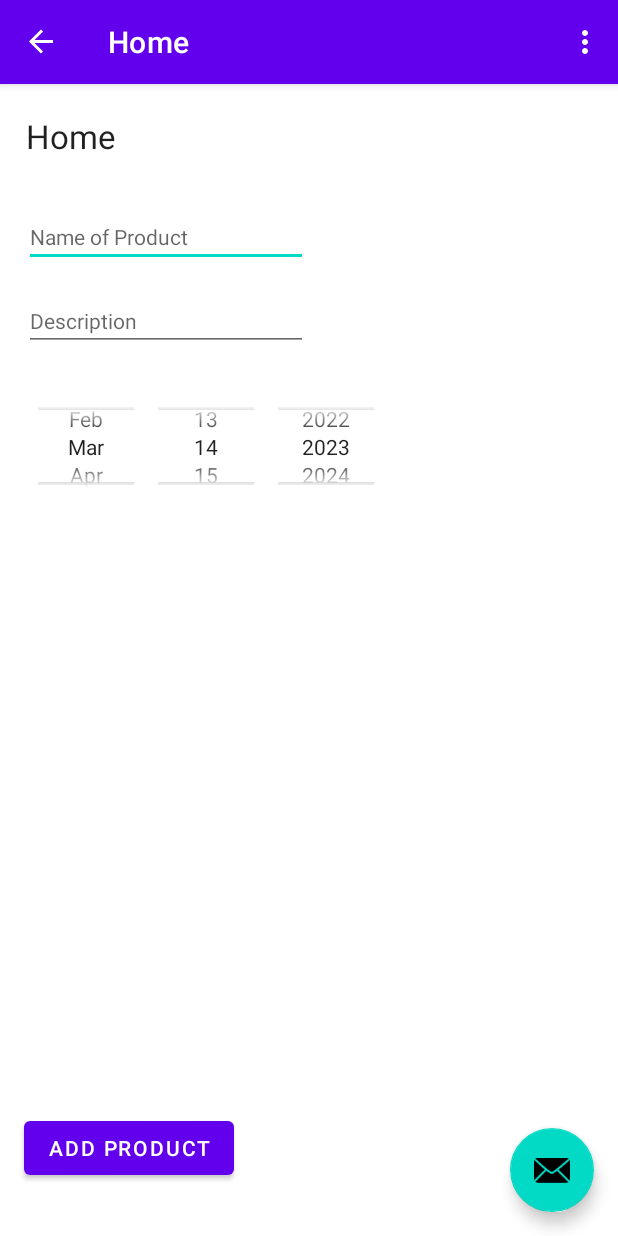
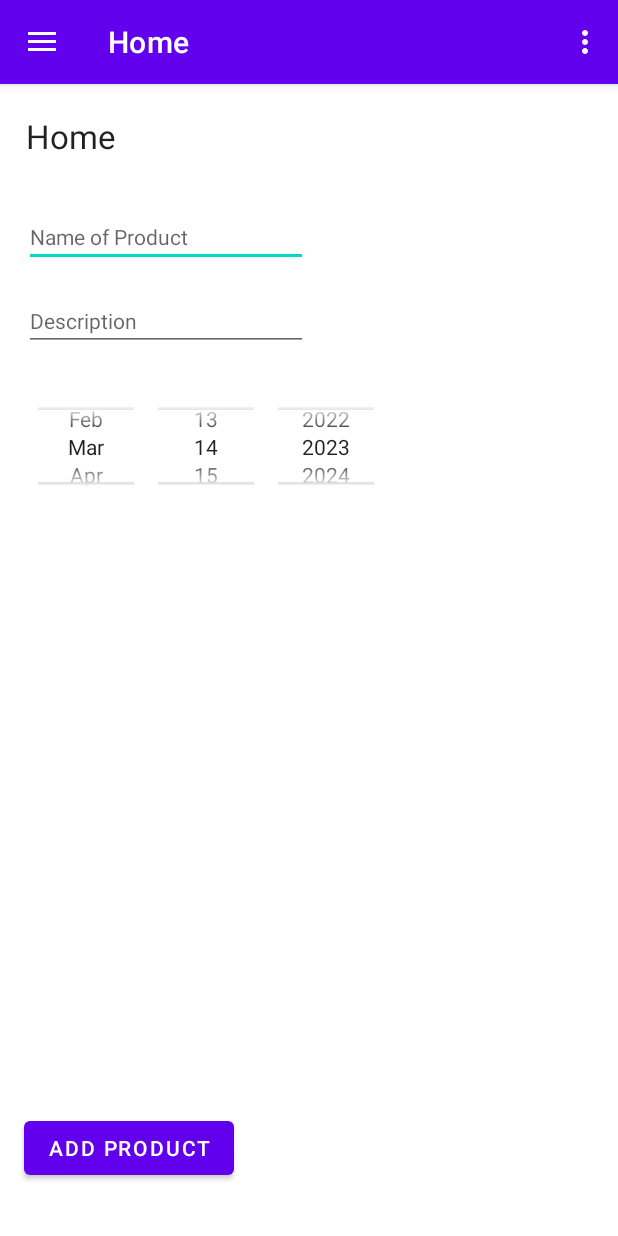
Before and after one commit to Tony122300/ShoppingApp, an Android app: the screen it shows after launch (Home), on a phone screen of 412 x 824 dp. Run offline under Robolectric (Android 15) with nearby library versions, the phone set to English and light mode, and no system bars; our stand-ins replace Timber, navigation-ui.

Commit message:
"nav fixed"

```diff
--- a/app/src/main/java/ie/wit/shoppingapp/activities/Home.kt
+++ b/app/src/main/java/ie/wit/shoppingapp/activities/Home.kt
@@ -26,16 +26,14 @@ class Home : AppCompatActivity() {
         setSupportActionBar(toolbar)
 
         val navHostFragment = supportFragmentManager.
-        findFragmentById(R.id.nav_host_fragment_content_main) as NavHostFragment
+                findFragmentById(R.id.nav_host_fragment_content_main) as NavHostFragment
         val navController = navHostFragment.navController
 
         val navView = homeBinding.navView
         navView.setupWithNavController(navController)
 
-        appBarConfiguration = AppBarConfiguration(setOf(
-            R.id.home, R.id.list), drawerLayout)
+        appBarConfiguration = AppBarConfiguration(setOf(R.id.ProductsFragment,R.id.listFragment), drawerLayout)
         setupActionBarWithNavController(navController, appBarConfiguration)
-
     }
     override fun onSupportNavigateUp(): Boolean {
         val navController = findNavController(R.id.nav_host_fragment_content_main)
--- a/app/src/main/java/ie/wit/shoppingapp/ui/addProducts/ProductsFragment.kt
+++ b/app/src/main/java/ie/wit/shoppingapp/ui/addProducts/ProductsFragment.kt
@@ -3,7 +3,6 @@ package ie.wit.shoppingapp.ui.addProducts
 import android.os.Bundle
 import android.view.*
 import android.widget.DatePicker
-import android.widget.TextView
 import android.widget.Toast
 import androidx.fragment.app.Fragment
 import androidx.lifecycle.Observer
@@ -28,23 +27,24 @@ class ProductsFragment : Fragment() {
     override fun onCreate(savedInstanceState: Bundle?) {
         super.onCreate(savedInstanceState)
         storeApp = StoreModel()
-        //app = activity?.application as DonationXApp
+        store = activity?.application as StoreApp
         setHasOptionsMenu(true)
         //navController = Navigation.findNavController(activity!!, R.id.nav_host_fragment)
     }
 
     override fun onCreateView(
-        inflater: LayoutInflater,
-        container: ViewGroup?,
+        inflater: LayoutInflater, container: ViewGroup?,
         savedInstanceState: Bundle?
     ): View? {
         _binding = FragmentProductsBinding.inflate(inflater, container, false)
         val root = binding.root
         activity?.title = getString(R.string.addButton)
         productsViewModel = ViewModelProvider(this).get(ProductsViewModel::class.java)
-        productsViewModel.observableStatus.observe(viewLifecycleOwner, Observer {
-                status -> status?.let { render(status) }
+        productsViewModel.observableStatus.observe(
+            viewLifecycleOwner,
+            Observer { status -> status?.let { render(status) }
         })
+
         val datePicker = view?.findViewById<DatePicker>(R.id.date_Picker)
         val today = Calendar.getInstance()
         if (datePicker != null) {
@@ -97,14 +97,13 @@ class ProductsFragment : Fragment() {
         }
     }
 
-
-    override fun onDestroyView() {
-        super.onDestroyView()
-        _binding = null
+    override fun onResume() {
+        super.onResume()
     }
 
+
     override fun onCreateOptionsMenu(menu: Menu, inflater: MenuInflater) {
-        inflater.inflate(R.menu.menu_store, menu)
+        inflater.inflate(R.menu.menu_add, menu)
         super.onCreateOptionsMenu(menu, inflater)
     }
 
@@ -120,7 +119,10 @@ class ProductsFragment : Fragment() {
                 arguments = Bundle().apply {}
             }
     }
-    override fun onResume() {
-        super.onResume()
+
+
+    override fun onDestroyView() {
+        super.onDestroyView()
+        _binding = null
     }
 }
--- a/app/src/main/res/layout/app_bar_main.xml
+++ b/app/src/main/res/layout/app_bar_main.xml
@@ -22,13 +22,4 @@
 
     <include layout="@layout/content_main" />
 
-    <com.google.android.material.floatingactionbutton.FloatingActionButton
-        android:id="@+id/fab"
-        android:layout_width="wrap_content"
-        android:layout_height="wrap_content"
-        android:layout_gravity="bottom|end"
-        android:layout_marginEnd="@dimen/fab_margin"
-        android:layout_marginBottom="16dp"
-        app:srcCompat="@android:drawable/ic_dialog_email" />
-
 </androidx.coordinatorlayout.widget.CoordinatorLayout>
--- a/app/src/main/res/layout/home.xml
+++ b/app/src/main/res/layout/home.xml
@@ -20,5 +20,6 @@
         android:layout_height="match_parent"
         android:layout_gravity="start"
         android:fitsSystemWindows="true"
-        app:headerLayout="@layout/nav_header_main" />
+        app:headerLayout="@layout/nav_header_main"
+        app:menu="@menu/activity_main_drawer"/>
 </androidx.drawerlayout.widget.DrawerLayout>
--- a/app/src/main/res/layout/nav_header_main.xml
+++ b/app/src/main/res/layout/nav_header_main.xml
@@ -14,8 +14,8 @@
 
     <ImageView
         android:id="@+id/imageView"
-        android:layout_width="wrap_content"
-        android:layout_height="wrap_content"
+        android:layout_width="100dp"
+        android:layout_height="100dp"
         android:contentDescription="@string/nav_header_desc"
         android:paddingTop="@dimen/nav_header_vertical_spacing"
         app:srcCompat="@mipmap/ic_launcher_round" />
--- a/app/src/main/res/menu/activity_main_drawer.xml
+++ b/app/src/main/res/menu/activity_main_drawer.xml
@@ -5,16 +5,16 @@
 
     <group android:checkableBehavior="single">
         <item
-            android:id="@+id/home"
+            android:id="@+id/ProductsFragment"
             android:icon="@drawable/ic_menu_camera"
-            android:title="@string/menu_home" />
+            android:title="@string/add" />
         <item
-            android:id="@+id/list"
+            android:id="@+id/listFragment"
             android:icon="@drawable/ic_menu_gallery"
-            android:title="@string/menu_gallery" />
+            android:title="@string/list" />
         <item
             android:id="@+id/nav_slideshow"
             android:icon="@drawable/ic_menu_slideshow"
-            android:title="@string/menu_slideshow" />
+            android:title="@string/action_settings" />
     </group>
 </menu>
--- a/app/src/main/res/menu/menu_store.xml
+++ b/app/src/main/res/menu/menu_add.xml
@@ -3,8 +3,8 @@
     xmlns:android="http://schemas.android.com/apk/res/android">
 
     <item
-        android:id="@+id/listProducts"
+        android:id="@+id/listFragment"
         android:orderInCategory="100"
-        android:title="@string/action_list"
+        android:title="@string/list"
         app:showAsAction="never" />
 </menu>
--- a/app/src/main/res/menu/main.xml
+++ b/app/src/main/res/menu/menu_list.xml
@@ -2,8 +2,8 @@
 <menu xmlns:android="http://schemas.android.com/apk/res/android"
     xmlns:app="http://schemas.android.com/apk/res-auto">
     <item
-        android:id="@+id/action_settings"
+        android:id="@+id/add"
         android:orderInCategory="100"
-        android:title="@string/action_settings"
+        android:title="@string/add"
         app:showAsAction="never" />
 </menu>
--- a/app/src/main/res/navigation/mobile_navigation.xml
+++ b/app/src/main/res/navigation/mobile_navigation.xml
@@ -12,16 +12,18 @@
         tools:layout="@layout/fragment_products" >
         <action
             android:id="@+id/action_ProductsFragment_to_listProducts"
-            app:destination="@id/listProducts" />
+            app:destination="@id/listFragment"
+            app:enterAnim="@anim/nav_default_enter_anim"
+            app:exitAnim="@anim/nav_default_exit_anim" />
     </fragment>
 
     <fragment
-        android:id="@+id/listProducts"
+        android:id="@+id/listFragment"
         android:name="ie.wit.shoppingapp.ui.list.ListFragment"
         android:label="@string/menu_gallery"
         tools:layout="@layout/fragment_list" >
         <action
-            android:id="@+id/action_listProducts_to_ProductsFragment"
+            android:id="@+id/action_listFragment_to_ProductsFragment"
             app:destination="@id/ProductsFragment" />
     </fragment>
 
--- a/app/src/main/res/values-night/themes.xml
+++ b/app/src/main/res/values-night/themes.xml
@@ -1,16 +1,25 @@
 <resources xmlns:tools="http://schemas.android.com/tools">
     <!-- Base application theme. -->
-    <style name="Theme.ShoppingApp" parent="Theme.MaterialComponents.DayNight.DarkActionBar">
+    <style name="Theme.ShoppingApp" parent="Theme.MaterialComponents.DayNight.NoActionBar">
         <!-- Primary brand color. -->
-        <item name="colorPrimary">@color/purple_200</item>
+        <item name="colorPrimary">@color/purple_500</item>
         <item name="colorPrimaryVariant">@color/purple_700</item>
-        <item name="colorOnPrimary">@color/black</item>
+        <item name="colorOnPrimary">@color/white</item>
         <!-- Secondary brand color. -->
         <item name="colorSecondary">@color/teal_200</item>
-        <item name="colorSecondaryVariant">@color/teal_200</item>
+        <item name="colorSecondaryVariant">@color/teal_700</item>
         <item name="colorOnSecondary">@color/black</item>
         <!-- Status bar color. -->
         <item name="android:statusBarColor">?attr/colorPrimaryVariant</item>
         <!-- Customize your theme here. -->
     </style>
+
+    <style name="Theme.ShoppingApp.NoActionBar">
+        <item name="windowActionBar">false</item>
+        <item name="windowNoTitle">true</item>
+    </style>
+
+    <style name="Theme.ShoppingApp.AppBarOverlay" parent="ThemeOverlay.AppCompat.Dark.ActionBar" />
+
+    <style name="Theme.ShoppingApp.PopupOverlay" parent="ThemeOverlay.AppCompat.Light" />
 </resources>
--- a/app/src/main/res/values/dimens.xml
+++ b/app/src/main/res/values/dimens.xml
@@ -1,3 +1,4 @@
+<?xml version="1.0" encoding="utf-8"?>
 <resources>
     <!-- Default screen margins, per the Android Design guidelines. -->
     <dimen name="activity_horizontal_margin">16dp</dimen>
@@ -5,4 +6,7 @@
     <dimen name="nav_header_vertical_spacing">8dp</dimen>
     <dimen name="nav_header_height">176dp</dimen>
     <dimen name="fab_margin">16dp</dimen>
+    <!-- Default screen margins, per the Android Design guidelines. -->
+    <dimen name="fragment_horizontal_margin">16dp</dimen>
+    <dimen name="fragment_vertical_margin">16dp</dimen>
 </resources>
--- a/app/src/main/res/values/strings.xml
+++ b/app/src/main/res/values/strings.xml
@@ -18,4 +18,6 @@
     <string name="action_list">List Products</string>
 
     <string name="no_products">No Products</string>
+    <string name="list">List</string>
+    <string name="add">Add</string>
 </resources>
--- a/build.gradle
+++ b/build.gradle
@@ -8,6 +8,7 @@ buildscript {
         classpath 'com.android.tools.build:gradle:7.1.0'
         classpath "org.jetbrains.kotlin:kotlin-gradle-plugin:1.6.10"
         classpath "androidx.navigation:navigation-safe-args-gradle-plugin:2.3.5"
+        classpath 'com.google.gms:google-services:4.3.14'
         // NOTE: Do not place your application dependencies here; they belong
         // in the individual module build.gradle files
     }
```
Also changed, not shown: app/build.gradle (+12 -1 lines), app/src/main/java/ie/wit/shoppingapp/ui/list/ListFragment.kt (+10 -7 lines), app/src/main/java/ie/wit/shoppingapp/ui/slideshow/SlideshowFragment.kt (deleted, +0 -42 lines), app/src/main/java/ie/wit/shoppingapp/ui/slideshow/SlideshowViewModel.kt (deleted, +0 -13 lines), app/src/main/res/layout/activity_main.xml (+54 -21 lines), app/src/main/res/layout/fragment_list.xml (+4 -19 lines), app/src/main/res/layout/fragment_slideshow.xml (deleted, +0 -22 lines).
